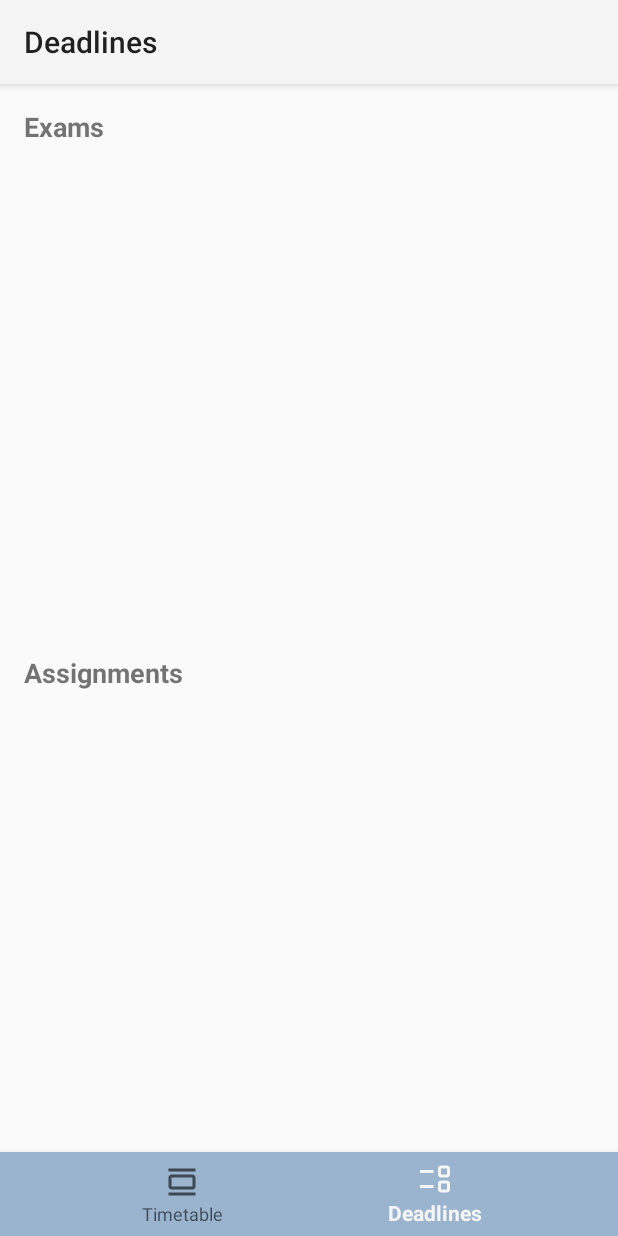
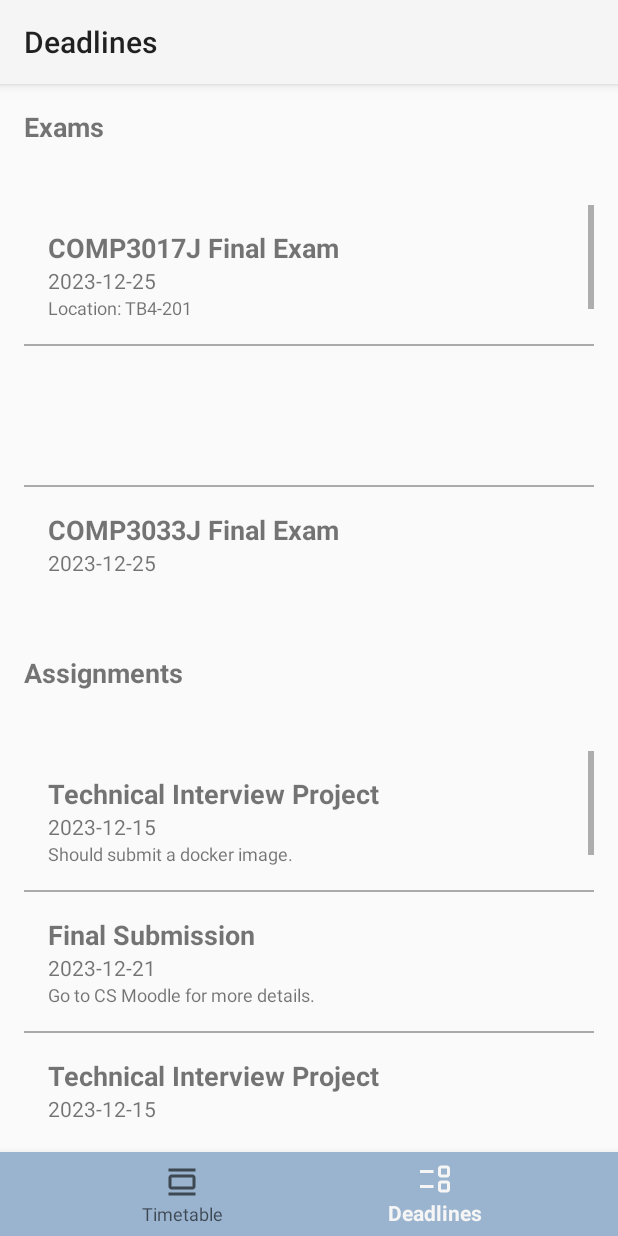
Before and after one commit to peylix/Curricularica-Android, an Android app: the screen it shows after launch (DeadlinesActivity), item 2 of the bottom bar chosen, on a phone screen of 412 x 824 dp. Run offline under Robolectric (Android 15) with nearby library versions, the phone set to English and light mode, and no system bars.

Commit message:
Basically completed the Deadlines page.

```diff
--- /dev/null
+++ b/app/src/main/java/com/example/curricularica/AssignmentsAdapter.java
@@ -0,0 +1,43 @@
+package com.example.curricularica;
+
+import android.content.Context;
+import android.view.LayoutInflater;
+import android.view.View;
+import android.view.ViewGroup;
+import android.widget.ArrayAdapter;
+import android.widget.TextView;
+
+import java.util.List;
+
+public class AssignmentsAdapter extends ArrayAdapter<CourseModel> {
+    public AssignmentsAdapter(Context context, List<CourseModel> courses) {
+        super(context, 0, courses);
+    }
+
+    @Override
+    public View getView(int position, View convertView, ViewGroup parent) {
+        // Get the data item for this position
+        CourseModel course = getItem(position);
+        // Check if an existing view is being reused, otherwise inflate the view
+        if (convertView == null) {
+            convertView = LayoutInflater.from(getContext()).inflate(R.layout.list_item_assignments, parent, false);
+        }
+        // Lookup view for data population
+
+
+        TextView tvTitle = convertView.findViewById(R.id.assignment_title);
+        TextView tvDate = convertView.findViewById(R.id.assignment_date);
+        TextView tvContent = convertView.findViewById(R.id.assignment_content);
+
+        // Populate the data into the template view using the data object
+        if (!course.getAssignmentTitle().equals("")) {
+            tvTitle.setText(course.getAssignmentTitle()); // In future this will be replaced since database will be added
+            tvDate.setText(course.getAssignmentDate()); // In future this will be replaced since database will be added
+            tvContent.setText(course.getAssignmentContent()); // In future this will be replaced since database will be added
+        }
+
+
+        // Return the completed view to render on screen
+        return convertView;
+    }
+}
--- a/app/src/main/java/com/example/curricularica/CourseModel.java
+++ b/app/src/main/java/com/example/curricularica/CourseModel.java
@@ -15,9 +15,12 @@ public class CourseModel implements Serializable {
     private String instructor = "";
     private String classroom = "";
     private String weekRange = "";
-    private ArrayList<String> deadlineDate = new ArrayList<>();
-    private ArrayList<String> deadlineTitle = new ArrayList<>();
-    private ArrayList<String> deadlineContent = new ArrayList<>();
+    private String examTitle = "";
+    private String examDate = "";
+    private String examContent = "";
+    private String assignmentTitle = "";
+    private String assignmentDate = "";
+    private String assignmentContent = "";
 
 
     @Override
@@ -34,9 +37,12 @@ public class CourseModel implements Serializable {
                 ", instructor='" + instructor + '\'' +
                 ", classroom='" + classroom + '\'' +
                 ", weekRange='" + weekRange + '\'' +
-                ", deadlineDate=" + deadlineDate +
-                ", deadlineTitle=" + deadlineTitle +
-                ", deadlineContent=" + deadlineContent +
+                ", examTitle='" + examTitle + '\'' +
+                ", examDate='" + examDate + '\'' +
+                ", examContent='" + examContent + '\'' +
+                ", assignmentTitle='" + assignmentTitle + '\'' +
+                ", assignmentDate='" + assignmentDate + '\'' +
+                ", assignmentContent='" + assignmentContent + '\'' +
                 '}';
     }
 
@@ -83,16 +89,29 @@ public class CourseModel implements Serializable {
     public String getWeekRange() {
         return weekRange;
     }
-    public ArrayList<String> getDeadlineDate() {
-        return deadlineDate;
+
+    public String getExamTitle() {
+        return examTitle;
     }
 
-    public ArrayList<String> getDeadlineTitle() {
-        return deadlineTitle;
+    public String getExamDate() {
+        return examDate;
     }
 
-    public ArrayList<String> getDeadlineContent() {
-        return deadlineContent;
+    public String getExamContent() {
+        return examContent;
+    }
+
+    public String getAssignmentTitle() {
+        return assignmentTitle;
+    }
+
+    public String getAssignmentDate() {
+        return assignmentDate;
+    }
+
+    public String getAssignmentContent() {
+        return assignmentContent;
     }
 
     public void setId(int id) {
@@ -137,16 +156,29 @@ public class CourseModel implements Serializable {
     public void setWeekRange(String weekRange) {
         this.weekRange = weekRange;
     }
-    public void setDeadlineDate(String date) {
-        this.deadlineDate.add(date);
+
+    public void setExamTitle(String examTitle) {
+        this.examTitle = examTitle;
     }
 
-    public void setDeadlineTitle(String title) {
-        this.deadlineTitle.add(title);
+    public void setExamDate(String examDate) {
+        this.examDate = examDate;
     }
 
-    public void setDeadlineContent(String content) {
-        this.deadlineContent.add(content);
+    public void setExamContent(String examContent) {
+        this.examContent = examContent;
+    }
+
+    public void setAssignmentTitle(String assignmentTitle) {
+        this.assignmentTitle = assignmentTitle;
+    }
+
+    public void setAssignmentDate(String assignmentDate) {
+        this.assignmentDate = assignmentDate;
+    }
+
+    public void setAssignmentContent(String assignmentContent) {
+        this.assignmentContent = assignmentContent;
     }
 
     public CourseModel() {
@@ -155,7 +187,9 @@ public class CourseModel implements Serializable {
 
     public CourseModel(int id, String courseCode, int startTimePlot, int endTimePlot, int weekday,
                        String startTime, String endTime, String name, String teacher,
-                       String classroom, String weekRange) {
+                       String classroom, String weekRange, String examTitle, String examDate,
+                       String examContent, String assignmentTitle, String assignmentDate,
+                       String assignmentContent) {
         super();
         this.id = id;
         this.courseCode = courseCode;
@@ -168,6 +202,12 @@ public class CourseModel implements Serializable {
         this.instructor = teacher;
         this.classroom = classroom;
         this.weekRange = weekRange;
+        this.examTitle = examTitle;
+        this.examDate = examDate;
+        this.examContent = examContent;
+        this.assignmentTitle = assignmentTitle;
+        this.assignmentDate = assignmentDate;
+        this.assignmentContent = assignmentContent;
     }
 
 }
--- a/app/src/main/java/com/example/curricularica/DeadlinesActivity.java
+++ b/app/src/main/java/com/example/curricularica/DeadlinesActivity.java
@@ -2,6 +2,7 @@ package com.example.curricularica;
 
 import android.content.Intent;
 import android.os.Bundle;
+import android.widget.ListView;
 
 import androidx.annotation.Nullable;
 import androidx.appcompat.app.AppCompatActivity;
@@ -9,7 +10,15 @@ import androidx.appcompat.widget.Toolbar;
 
 import com.google.android.material.bottomnavigation.BottomNavigationView;
 
+import java.util.List;
+
 public class DeadlinesActivity extends AppCompatActivity {
+    private ListView listView;
+    private ExamsAdapter examAdapter;
+    private AssignmentsAdapter assignmentsAdapter;
+    private List<CourseModel> courseList;
+    private List<CourseModel> courseList2;
+
     @Override
     protected void onCreate(@Nullable Bundle savedInstanceState) {
         super.onCreate(savedInstanceState);
@@ -31,5 +40,33 @@ public class DeadlinesActivity extends AppCompatActivity {
             }
             return true;
         });
+
+        listView = findViewById(R.id.list_exams);
+
+        Intent examsIntent = getIntent();
+        courseList = (List<CourseModel>) examsIntent.getSerializableExtra("TIMETABLE_LIST");
+
+        examAdapter = new ExamsAdapter(this, courseList);
+        listView.setAdapter(examAdapter);
+
+        listView = findViewById(R.id.list_assignments);
+
+        Intent assignmentsIntent = getIntent();
+        courseList2 = (List<CourseModel>) assignmentsIntent.getSerializableExtra("TIMETABLE_LIST_2");
+
+        assignmentsAdapter = new AssignmentsAdapter(this, courseList2);
+        listView.setAdapter(assignmentsAdapter);
+//        listView.setOnItemClickListener((parent, view, position, id) -> {
+//            // Create an intent to start the CourseDetailActivity
+//            Intent intent1 = new Intent(DeadlinesActivity.this, CourseDetailsActivity.class);
+//
+//            // Pass the selected course details to the CourseDetailActivity
+//            CourseModel selectedCourse = courseList.get(position);
+//            intent1.putExtra("COURSE_DETAILS", selectedCourse);
+//
+//            // Start the new activity
+//            startActivityForResult(intent1, 2);
+//        });
+
     }
 }
--- /dev/null
+++ b/app/src/main/java/com/example/curricularica/ExamsAdapter.java
@@ -0,0 +1,43 @@
+package com.example.curricularica;
+
+import android.content.Context;
+import android.view.LayoutInflater;
+import android.view.View;
+import android.view.ViewGroup;
+import android.widget.ArrayAdapter;
+import android.widget.TextView;
+
+import java.util.List;
+
+public class ExamsAdapter extends ArrayAdapter<CourseModel> {
+    public ExamsAdapter(Context context, List<CourseModel> courses) {
+        super(context, 0, courses);
+    }
+
+    @Override
+    public View getView(int position, View convertView, ViewGroup parent) {
+        // Get the data item for this position
+        CourseModel course = getItem(position);
+        // Check if an existing view is being reused, otherwise inflate the view
+        if (convertView == null) {
+            convertView = LayoutInflater.from(getContext()).inflate(R.layout.list_item_exams, parent, false);
+        }
+        // Lookup view for data population
+
+
+        TextView tvTitle = convertView.findViewById(R.id.exam_title);
+        TextView tvDate = convertView.findViewById(R.id.exam_date);
+        TextView tvContent = convertView.findViewById(R.id.exam_content);
+
+        // Populate the data into the template view using the data object
+        if (!course.getExamTitle().equals("")) {
+            tvTitle.setText(course.getExamTitle()); // In future this will be replaced since database will be added
+            tvDate.setText(course.getExamDate()); // In future this will be replaced since database will be added
+            tvContent.setText(course.getExamContent()); // In future this will be replaced since database will be added
+        }
+
+
+        // Return the completed view to render on screen
+        return convertView;
+    }
+}
--- a/app/src/main/java/com/example/curricularica/MainActivity.java
+++ b/app/src/main/java/com/example/curricularica/MainActivity.java
@@ -43,6 +43,9 @@ public class MainActivity extends AppCompatActivity {
                 return true;
             } else if (item.getItemId() == R.id.deadlines) {
                 Intent deadlinesIntent = new Intent(this, DeadlinesActivity.class);
+                deadlinesIntent.putExtra("TIMETABLE_LIST", (Serializable) courseModels);
+                deadlinesIntent.putExtra("TIMETABLE_LIST_2", (Serializable) courseModels);
+
                 startActivity(deadlinesIntent);
                 return true;
             }
@@ -105,31 +108,31 @@ public class MainActivity extends AppCompatActivity {
 
     private void addList() {
         courseModels.add(new CourseModel(0, "COMP3017J", 3, 4, 1, "9:55", "11:30", "Software Methodology",
-                "Qing Mi", "4-414", "1-16"));
+                "Qing Mi", "4-414", "1-16", "COMP3017J Final Exam", "2023-12-25", "Location: TB4-201", "Technical Interview Project", "2023-12-15", "Should submit a docker image."));
         courseModels.add(new CourseModel(1, "COMP3011J", 5, 6, 1, "13:30", "15:05", "Mobile Computing",
-                "Mohamed Saadeldin", "4-414", "1-15"));
+                "Mohamed Saadeldin", "4-414", "1-15", "", "", "", "Final Submission", "2023-12-21", "Go to CS Moodle for more details."));
 
         courseModels.add(new CourseModel(2, "COMP3033J", 3, 4, 2, "9:55", "11:30", "Computer Graphics",
-                "Mohamed Saadeldin", "4-214", "1-15"));
+                "Mohamed Saadeldin", "4-214", "1-15", "COMP3033J Final Exam", "2023-12-25", "Location: TB4-201", "Technical Interview Project", "2023-12-15", "Should submit a docker image."));
         courseModels.add(new CourseModel(3, "COMP3019J", 5, 6, 2, "13:30", "15:05", "Web App Dev",
-                "Aiden Murphy", "3-324", "1-15"));
+                "Aiden Murphy", "3-324", "1-15", "", "", "", "Project Milestone 2", "2023-12-10", "Go to CS Moodle for more details."));
 
         courseModels.add(new CourseModel(4, "COMP3008J", 1, 2, 3, "8:00", "9:35", "Distributed Systems",
-                "Aiden Murphy", "4-214", "1-15"));
+                "Aiden Murphy", "4-214", "1-15", "COMP3008J Final Exam", "2023-12-21", "Location: TB4-302", "Case Study", "2023-12-01", "Go to CS Moodle for more details."));
         courseModels.add(new CourseModel(5, "COMP3008J", 3, 4, 3, "9:55", "11:30", "Distributed Systems",
-                "Aiden Murphy", "4-102", "1-15"));
+                "Aiden Murphy", "4-102", "1-15", "COMP3008J Final Exam", "2023-12-21", "Location: TB4-302", "Case Study", "2023-12-01", "Go to CS Moodle for more details."));
 
         courseModels.add(new CourseModel(6, "COMP3033J", 1, 2, 4, "8:00", "9:35", "Computer Graphics",
-                "Mohamed Saadeldin", "4-614", "1-15"));
+                "Mohamed Saadeldin", "4-614", "1-15", "COMP3033J Final Exam", "2023-12-27", "Location: TB4-502", "Project 2", "2023-12-31", "Go to CS Moodle for more details."));
         courseModels.add(new CourseModel(7, "COMP3011", 3, 4, 4, "9:55", "11:30", "Mobile Computing",
-                "Mohamed Saadeldin", "4-614", "1-15"));
+                "Mohamed Saadeldin", "4-614", "1-15", "", "", "", "Final Submission", "2023-12-21", "Go to CS Moodle for more details."));
         courseModels.add(new CourseModel(8, "COMP3019J", 5, 6, 4, "13:30", "15:05", "Web App Dev",
-                "Aiden Murphy", "4-214", "1-15"));
+                "Aiden Murphy", "4-214", "1-15", "", "", "", "Project Milestone 2", "2023-12-10", "Go to CS Moodle for more details."));
 
         courseModels.add(new CourseModel(9, "COMP3013J", 1, 2, 5, "8:00", "9:35", "Object-oriented Design",
-                "Sean Russell", "3-516", "1-15"));
+                "Sean Russell", "3-516", "1-15", "COMP3013J Final Exam", "2023-12-19", "Location: TB4-102", "Assignment Part 4", "2023-12-15", "Go to CS Moodle for more details. Note that we should submit a docker image."));
         courseModels.add(new CourseModel(10, "COMP3013J", 3, 4, 5, "9:55", "11:30", "Object-oriented Design",
-                "Sean Russell", "3-516", "1-15"));
+                "Sean Russell", "3-516", "1-15", "COMP3013J Final Exam", "2023-12-19", "Location: TB4-102", "Assignment Part 4", "2023-12-15", "Go to CS Moodle for more details. Note that we should submit a docker image."));
 
     }
 
--- a/app/src/main/res/layout/activity_deadlines.xml
+++ b/app/src/main/res/layout/activity_deadlines.xml
@@ -16,7 +16,7 @@
 
     <!-- Title for Exams -->
     <TextView
-        android:id="@+id/textViewExamsTitle"
+        android:id="@+id/exam_list_title"
         android:layout_width="match_parent"
         android:layout_height="wrap_content"
         android:text="Exams"
@@ -27,7 +27,7 @@
 
     <!-- List for Exams -->
     <ListView
-        android:id="@+id/listViewExams"
+        android:id="@+id/list_exams"
         android:layout_width="match_parent"
         android:layout_height="0dp"
         android:layout_weight="1"
@@ -42,7 +42,7 @@
 
     <!-- Title for Assignments -->
     <TextView
-        android:id="@+id/textViewAssignmentsTitle"
+        android:id="@+id/assignment_list_title"
         android:layout_width="match_parent"
         android:layout_height="wrap_content"
         android:text="Assignments"
@@ -53,7 +53,7 @@
 
     <!-- List for Assignments -->
     <ListView
-        android:id="@+id/listViewAssignments"
+        android:id="@+id/list_assignments"
         android:layout_width="match_parent"
         android:layout_height="0dp"
         android:layout_weight="1"
--- /dev/null
+++ b/app/src/main/res/layout/list_item_assignments.xml
@@ -0,0 +1,27 @@
+<?xml version="1.0" encoding="utf-8"?>
+<LinearLayout xmlns:android="http://schemas.android.com/apk/res/android"
+    android:layout_width="match_parent"
+    android:layout_height="wrap_content"
+    android:orientation="vertical"
+    android:padding="16dp">
+
+    <TextView
+        android:id="@+id/assignment_title"
+        android:layout_width="match_parent"
+        android:layout_height="wrap_content"
+        android:textStyle="bold"
+        android:textSize="18sp" />
+
+    <TextView
+        android:id="@+id/assignment_date"
+        android:layout_width="match_parent"
+        android:layout_height="wrap_content"
+        android:textSize="14sp" />
+
+    <TextView
+        android:id="@+id/assignment_content"
+        android:layout_width="match_parent"
+        android:layout_height="wrap_content"
+        android:textSize="12sp" />
+
+</LinearLayout>
--- /dev/null
+++ b/app/src/main/res/layout/list_item_exams.xml
@@ -0,0 +1,27 @@
+<?xml version="1.0" encoding="utf-8"?>
+<LinearLayout xmlns:android="http://schemas.android.com/apk/res/android"
+    android:layout_width="match_parent"
+    android:layout_height="wrap_content"
+    android:orientation="vertical"
+    android:padding="16dp">
+
+    <TextView
+        android:id="@+id/exam_title"
+        android:layout_width="match_parent"
+        android:layout_height="wrap_content"
+        android:textStyle="bold"
+        android:textSize="18sp" />
+
+    <TextView
+        android:id="@+id/exam_date"
+        android:layout_width="match_parent"
+        android:layout_height="wrap_content"
+        android:textSize="14sp" />
+
+    <TextView
+        android:id="@+id/exam_content"
+        android:layout_width="match_parent"
+        android:layout_height="wrap_content"
+        android:textSize="12sp" />
+
+</LinearLayout>
```
